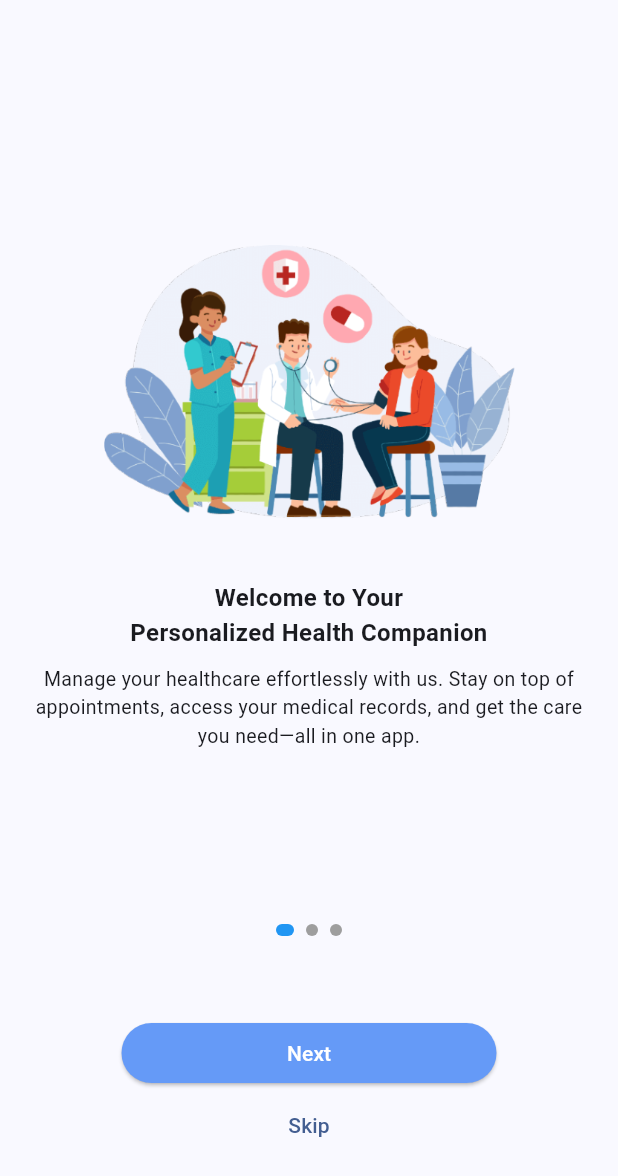
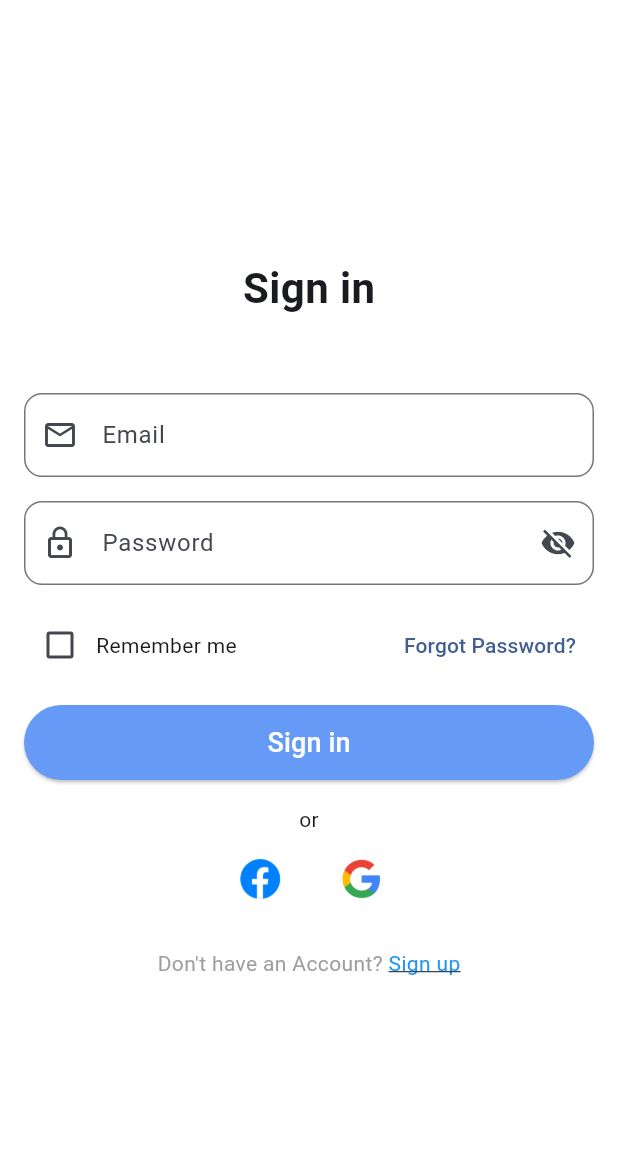
Before and after one commit to Omnyanasr/Hospital-Management, a Flutter app: the screen it shows after launch, on a phone screen of 412 x 824 dp. Shown: the top 1176 px of the screen. Run offline on Flutter 3.47's test engine with Material 3 defaults, Android fonts, the phone set to English and light mode, and no system bars; our stand-ins replace firebase_auth, firebase_core, get, lottie; accounts and stored records are empty.

Commit message:
Sign in UI

```diff
--- a/lib/auth/login.dart
+++ b/lib/auth/login.dart
@@ -0,0 +1,147 @@
+import 'package:flutter/gestures.dart';
+import 'package:flutter/material.dart';
+import 'package:get/get.dart';
+
+
+class Login extends StatelessWidget {
+  @override
+  Widget build(BuildContext context) {
+    return Scaffold(
+      backgroundColor: Colors.white,
+      body: Padding(
+        padding: const EdgeInsets.all(16.0),
+        child: Center(
+          child: SingleChildScrollView(
+            child: Column(
+              mainAxisAlignment: MainAxisAlignment.center,
+              children: [
+                Text(
+                  'Sign in',
+                  style: TextStyle(
+                    fontSize: 28,
+                    fontWeight: FontWeight.bold,
+                  ),
+                ),
+                SizedBox(height: 50),
+                // Email TextField
+                TextFormField(
+                  decoration: InputDecoration(
+                    prefixIcon: Icon(Icons.email_outlined),
+                    labelText: 'Email',
+                    hintText: 'Enter your email',
+                    border: OutlineInputBorder(
+                      borderRadius: BorderRadius.circular(12),
+                    ),
+                  ),
+                ),
+                SizedBox(height: 16),
+                // Password TextField
+                TextFormField(
+                  obscureText: true,
+                  decoration: InputDecoration(
+                    prefixIcon: Icon(Icons.lock_outline),
+                    suffixIcon: Icon(Icons.visibility_off),
+                    labelText: 'Password',
+                    hintText: 'Enter your password',
+                    border: OutlineInputBorder(
+                      borderRadius: BorderRadius.circular(12),
+                    ),
+                  ),
+                ),
+                SizedBox(height: 16),
+                // Remember me & Forgot Password Row
+                Row(
+                  mainAxisAlignment: MainAxisAlignment.spaceBetween,
+                  children: [
+                    Row(
+                      children: [
+                        Checkbox(
+                          value: false,
+                          onChanged: (value) {},
+                        ),
+                        Text('Remember me'),
+                      ],
+                    ),
+                    TextButton(
+                      onPressed: () {
+                        // Forgot password logic here
+                      },
+                      child: Text('Forgot Password?'),
+                    ),
+                  ],
+                ),
+                SizedBox(height: 16),
+                // Sign in Button
+                ElevatedButton(
+                  style: ElevatedButton.styleFrom(
+                    minimumSize: Size(double.infinity, 50),  // Full width button
+                  ),
+                  onPressed: () {
+                    Get.offNamed('/home');
+                  },
+                  child: const Text(
+                    'Sign in',
+                    style: TextStyle(fontSize: 18),
+                  ),
+                ),
+                SizedBox(height: 16),
+                const Text ("or"),
+                // Social Media Login Options
+                Row(
+                  mainAxisAlignment: MainAxisAlignment.center,
+                  children: [
+                    SizedBox(
+                      width: 60, // Adjust width as needed
+                      height: 60, // Adjust height as needed
+                      child: IconButton(
+                        icon: Image.asset('assets/facebook.webp'), // Facebook icon
+                        iconSize: 60, // Adjust icon size
+                        onPressed: () {
+                          // Facebook login logic here
+                        },
+                      ),
+                    ),
+                    SizedBox(width: 10),
+                    SizedBox(
+                      width: 55,
+                      height: 55,
+                      child: IconButton(
+                        icon: Image.asset('assets/google.png'), // Google icon
+                        iconSize: 55,
+                        onPressed: () {
+                          // Google login logic here
+                      },
+                    ),
+                    ),
+                  ],
+                ),
+                SizedBox(height: 16),
+                // Sign up Option
+                Text.rich(
+                  TextSpan(
+                    text: "Don't have an Account? ",
+                    style: TextStyle(color: Colors.grey),
+                    children: [
+                      TextSpan(
+                        text: 'Sign up',
+                        style: TextStyle(
+                          color: Colors.blue,
+                          decoration: TextDecoration.underline,
+                        ),
+                        // Sign up logic
+                        recognizer: TapGestureRecognizer()
+                          ..onTap = () {
+                            Get.offNamed('/signup');
+                          },
+                      ),
+                    ],
+                  ),
+                ),
+              ],
+            ),
+          ),
+        ),
+      ),
+    );
+  }
+}
--- a/lib/auth/signup.dart
+++ b/lib/auth/signup.dart
@@ -0,0 +1,11 @@
+import 'package:flutter/material.dart';
+
+class Signup extends StatelessWidget {
+
+  Widget build(BuildContext context) {
+    return Scaffold(
+        backgroundColor: Colors.white,
+        body: Text("Hello")
+    );
+  }
+}
--- a/lib/main.dart
+++ b/lib/main.dart
@@ -1,9 +1,13 @@
 import 'package:firebase_core/firebase_core.dart';
 import 'package:flutter/material.dart';
 import 'package:get/get.dart';
+import 'package:firebase_auth/firebase_auth.dart'; // Import FirebaseAuth
 import 'package:hospital_managment_project/view/homepage.dart';
 import 'package:hospital_managment_project/view/onboarding_screen.dart';
 import 'package:hospital_managment_project/view/splash_screen.dart';
+import 'package:hospital_managment_project/auth/login.dart';
+import 'package:hospital_managment_project/auth/signup.dart';
+
 
 Future<void> main() async {
   WidgetsFlutterBinding.ensureInitialized();
@@ -11,10 +15,35 @@ Future<void> main() async {
   runApp(const MyApp());
 }
 
-class MyApp extends StatelessWidget {
+class MyApp extends StatefulWidget {
   const MyApp({super.key});
 
-  // This widget is the root of your application.
+  @override
+  _MyAppState createState() => _MyAppState();
+}
+
+class _MyAppState extends State<MyApp> {
+  User? _currentUser;
+
+  @override
+  void initState() {
+    super.initState();
+
+    // Listen to authentication state changes
+    FirebaseAuth.instance.authStateChanges().listen((User? user) {
+      if (user == null) {
+        print('User is currently signed out!');
+      } else {
+        print('User is signed in!');
+      }
+
+      // Update state with current user
+      setState(() {
+        _currentUser = user;
+      });
+    });
+  }
+
   @override
   Widget build(BuildContext context) {
     return GetMaterialApp(
@@ -30,11 +59,13 @@ class MyApp extends StatelessWidget {
           ),
         ),
       ),
-      initialRoute: '/splash', // Set splash as the initial route
+      initialRoute: _currentUser == null ? '/login' : '/home', // Adjust initial route based on auth state
       getPages: [
         GetPage(name: '/splash', page: () => const SplashScreen()),
         GetPage(name: '/onboarding', page: () => OnboardingScreen()),
-        GetPage(name: '/home', page: () => const HomePage()),
+        GetPage(name: '/login', page: () => Login()),
+        GetPage(name: '/signup', page: () => Signup()),
+        GetPage(name: '/home', page: () => const HomePage()), // HomePage route
       ],
     );
   }
--- a/lib/view/onboarding_screen.dart
+++ b/lib/view/onboarding_screen.dart
@@ -105,7 +105,7 @@ class OnboardingScreen extends StatelessWidget {
                             child: ElevatedButton(
                               onPressed: () {
                                 // Navigate to the home page
-                                Get.offNamed('/home');
+                                Get.offNamed('/login');
                               },
                               child: const Text('Get Started'),
                             ),
--- a/pubspec.yaml
+++ b/pubspec.yaml
@@ -77,6 +77,9 @@ flutter:
      - assets/slide2.png
      - assets/slide32.png
      - assets/slide11.png
+     - assets/facebook.webp
+     - assets/google.png
+
 
   # An image asset can refer to one or more resolution-specific "variants", see
   # https://flutter.dev/assets-and-images/#resolution-aware
```
Also changed, not shown: assets/facebook.webp (added), assets/google.png (added), pubspec.lock.
